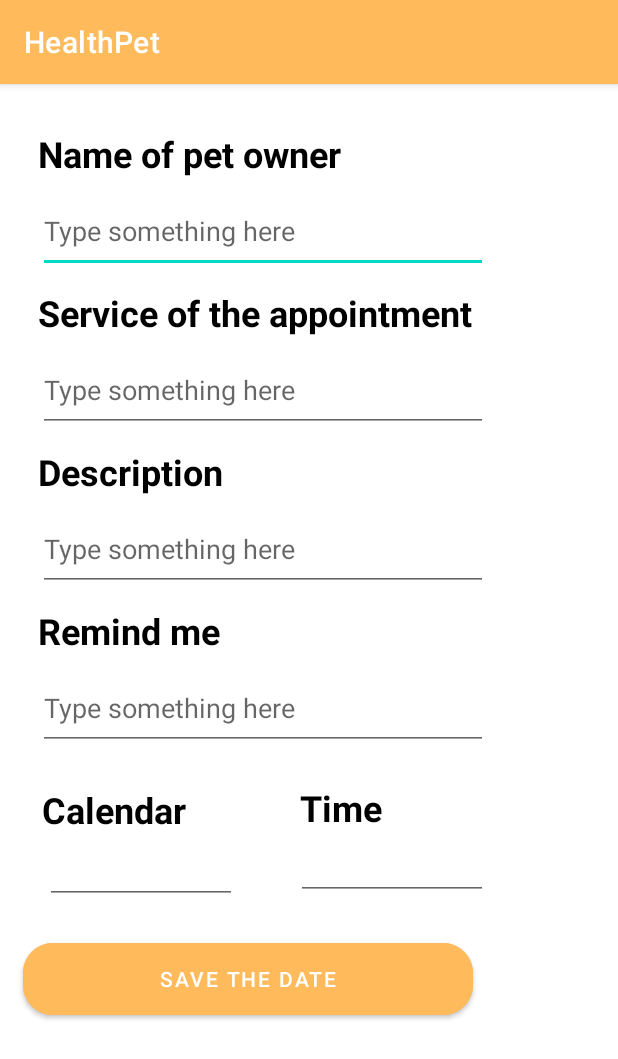
After one commit to RicardoFlores01/HealthPetAppMovil, an Android app: the shedule_appointment screen opened directly, with no data from a screen before it, on a phone screen of 412 x 824 dp. The commit adds this screen. Shown: the top 1059 px of the screen. Run offline under Robolectric (Android 15) with nearby library versions, the phone set to English and light mode, and no system bars.

Commit message:
Add activity, Contact, My Contact, Schedule appointment, add contact, my contact. Modify strings and the fragment gallery with contacts.

```diff
--- /dev/null
+++ b/app/src/main/java/example/com/healthpetapp/shedule_appointment.java
@@ -0,0 +1,14 @@
+package example.com.healthpetapp;
+
+import androidx.appcompat.app.AppCompatActivity;
+
+import android.os.Bundle;
+
+public class shedule_appointment extends AppCompatActivity {
+
+    @Override
+    protected void onCreate(Bundle savedInstanceState) {
+        super.onCreate(savedInstanceState);
+        setContentView(R.layout.activity_shedule_appointment);
+    }
+}
--- /dev/null
+++ b/app/src/main/res/drawable/ic_phone_orange.xml
@@ -0,0 +1,5 @@
+<vector android:height="24dp" android:tint="#FFBA5C"
+    android:viewportHeight="24" android:viewportWidth="24"
+    android:width="24dp" xmlns:android="http://schemas.android.com/apk/res/android">
+    <path android:fillColor="@android:color/white" android:pathData="M6.62,10.79c1.44,2.83 3.76,5.14 6.59,6.59l2.2,-2.2c0.27,-0.27 0.67,-0.36 1.02,-0.24 1.12,0.37 2.33,0.57 3.57,0.57 0.55,0 1,0.45 1,1V20c0,0.55 -0.45,1 -1,1 -9.39,0 -17,-7.61 -17,-17 0,-0.55 0.45,-1 1,-1h3.5c0.55,0 1,0.45 1,1 0,1.25 0.2,2.45 0.57,3.57 0.11,0.35 0.03,0.74 -0.25,1.02l-2.2,2.2z"/>
+</vector>
--- /dev/null
+++ b/app/src/main/res/layout/activity_shedule_appointment.xml
@@ -0,0 +1,172 @@
+<?xml version="1.0" encoding="utf-8"?>
+<androidx.constraintlayout.widget.ConstraintLayout xmlns:android="http://schemas.android.com/apk/res/android"
+    xmlns:app="http://schemas.android.com/apk/res-auto"
+    xmlns:tools="http://schemas.android.com/tools"
+    android:layout_width="match_parent"
+    android:layout_height="match_parent"
+    tools:context=".shedule_appointment">
+
+    <TextView
+        android:id="@+id/name_pet"
+        android:layout_width="359dp"
+        android:layout_height="wrap_content"
+        android:text="@string/name_pet"
+        android:textSize="24sp"
+        app:flow_verticalAlign="top"
+        android:textColor="@color/black"
+        android:textStyle="bold"
+        app:layout_constraintStart_toStartOf="parent"
+        app:layout_constraintTop_toTopOf="parent"
+        android:layout_marginStart="25dp"
+        android:layout_marginTop="30dp" />
+
+    <EditText
+        android:id="@+id/name"
+        android:layout_width="300dp"
+        android:layout_height="55dp"
+        android:layout_marginStart="25dp"
+        android:layout_marginTop="8dp"
+        android:ems="50"
+        android:hint="@string/type"
+        android:inputType="text"
+        app:layout_constraintStart_toStartOf="parent"
+        app:layout_constraintTop_toBottomOf="@+id/name_pet" />
+
+    <TextView
+        android:id="@+id/ser"
+        android:layout_width="359dp"
+        android:layout_height="wrap_content"
+        android:text="@string/service"
+        android:textSize="24sp"
+        app:flow_verticalAlign="top"
+        android:textColor="@color/black"
+        android:textStyle="bold"
+        app:layout_constraintStart_toStartOf="parent"
+        app:layout_constraintTop_toBottomOf="@id/name"
+        android:layout_marginStart="25dp"
+        android:layout_marginTop="10dp" />
+
+    <EditText
+        android:id="@+id/ser_text"
+        android:layout_width="300dp"
+        android:layout_height="55dp"
+        android:layout_marginStart="25dp"
+        android:layout_marginTop="8dp"
+        android:ems="50"
+        android:hint="@string/type"
+        android:inputType="text"
+        app:layout_constraintStart_toStartOf="parent"
+        app:layout_constraintTop_toBottomOf="@+id/ser" />
+
+    <TextView
+        android:id="@+id/des"
+        android:layout_width="359dp"
+        android:layout_height="wrap_content"
+        android:text="@string/descr"
+        android:textSize="24sp"
+        app:flow_verticalAlign="top"
+        android:textColor="@color/black"
+        android:textStyle="bold"
+        app:layout_constraintStart_toStartOf="parent"
+        app:layout_constraintTop_toBottomOf="@id/ser_text"
+        android:layout_marginStart="25dp"
+        android:layout_marginTop="10dp" />
+
+    <EditText
+        android:id="@+id/desc_text"
+        android:layout_width="300dp"
+        android:layout_height="55dp"
+        android:layout_marginStart="25dp"
+        android:layout_marginTop="8dp"
+        android:ems="50"
+        android:hint="@string/type"
+        android:inputType="text"
+        app:layout_constraintStart_toStartOf="parent"
+        app:layout_constraintTop_toBottomOf="@+id/des" />
+
+    <TextView
+        android:id="@+id/remi"
+        android:layout_width="359dp"
+        android:layout_height="wrap_content"
+        android:text="@string/remind"
+        android:textSize="24sp"
+        app:flow_verticalAlign="top"
+        android:textColor="@color/black"
+        android:textStyle="bold"
+        app:layout_constraintStart_toStartOf="parent"
+        app:layout_constraintTop_toBottomOf="@id/desc_text"
+        android:layout_marginStart="25dp"
+        android:layout_marginTop="10dp" />
+
+    <EditText
+        android:id="@+id/remind_text"
+        android:layout_width="300dp"
+        android:layout_height="55dp"
+        android:layout_marginStart="25dp"
+        android:layout_marginTop="8dp"
+        android:ems="50"
+        android:hint="@string/type"
+        android:inputType="text"
+        app:layout_constraintStart_toStartOf="parent"
+        app:layout_constraintTop_toBottomOf="@+id/remi" />
+
+    <EditText
+        android:id="@+id/calendar_text"
+        android:layout_width="wrap_content"
+        android:layout_height="wrap_content"
+        android:layout_marginStart="30dp"
+        android:layout_marginTop="1dp"
+        android:ems="6"
+        android:inputType="date"
+        app:layout_constraintStart_toStartOf="parent"
+        app:layout_constraintTop_toBottomOf="@+id/cal" />
+
+    <EditText
+        android:id="@+id/time_text"
+        android:layout_width="wrap_content"
+        android:layout_height="wrap_content"
+        android:layout_marginStart="39dp"
+        android:ems="6"
+        android:inputType="time"
+        app:layout_constraintStart_toEndOf="@+id/calendar_text"
+        app:layout_constraintTop_toBottomOf="@+id/tim" />
+
+    <TextView
+        android:id="@+id/cal"
+        android:layout_width="wrap_content"
+        android:layout_height="wrap_content"
+        android:layout_marginStart="28dp"
+        android:layout_marginTop="23dp"
+        android:text="@string/calendar"
+        android:textColor="@color/black"
+        android:textSize="24dp"
+        android:textStyle="bold"
+        app:layout_constraintStart_toStartOf="parent"
+        app:layout_constraintTop_toBottomOf="@+id/remind_text" />
+
+    <TextView
+        android:id="@+id/tim"
+        android:layout_width="wrap_content"
+        android:layout_height="wrap_content"
+        android:layout_marginStart="76dp"
+        android:layout_marginTop="22dp"
+        android:text="@string/time"
+        android:textColor="@color/black"
+        android:textSize="24dp"
+        android:textStyle="bold"
+        app:layout_constraintStart_toEndOf="@+id/cal"
+        app:layout_constraintTop_toBottomOf="@+id/remind_text" />
+
+    <Button
+        android:id="@+id/btnSaveDate"
+        android:layout_width="300dp"
+        android:layout_height="60dp"
+        android:text="@string/save"
+        android:backgroundTint="#FFBA5C"
+        app:cornerRadius="20dp"
+        android:layout_marginStart="15dp"
+        android:layout_marginTop="20dp"
+        app:layout_constraintStart_toStartOf="parent"
+        app:layout_constraintTop_toBottomOf="@+id/calendar_text" />
+
+</androidx.constraintlayout.widget.ConstraintLayout>
--- a/app/src/main/res/values/strings.xml
+++ b/app/src/main/res/values/strings.xml
@@ -42,5 +42,26 @@
     <string name="descr">Description</string>
     <string name="call">Call to user</string>
 
+
+    <string name="name_pet">Name of pet owner</string>
+    <string name="remind">Remind me</string>
+    <string name="shedule">Schedule the day and time</string>
+    <string name="type">Type something here</string>
+    <string name="calendar">Calendar</string>
+    <string name="time">Time</string>
+    <string name="save">Save the Date</string>
+
+    <string name="name_owner1">Ramon Padilla</string>
+    <string name="contacts">My Contacts</string>
+    <string name="name">Name</string>
+    <string name="address">Address</string>
+    <string name="save_contact">Save the contact</string>
+
+    <string name="contact">Contact</string>
+    <string name="phone_num">4495777823</string>
+    <string name="address_te">Dzilam 209 Infonavit M.</string>
+    <string name="email_te">ricardo@gmail.com</string>
+
+
     <string name="title_activity_menu">HealthPet</string>
 </resources>
```
Also changed, not shown: app/src/main/AndroidManifest.xml (+24 -0 lines), app/src/main/java/example/com/healthpetapp/AddContact.java (added, +14 -0 lines), app/src/main/java/example/com/healthpetapp/MyContact.java (added, +14 -0 lines), app/src/main/res/drawable/ic_baseline_phone_24.xml (added, +10 -0 lines), app/src/main/res/layout/activity_add_contact.xml (added, +126 -0 lines), app/src/main/res/layout/activity_my_contact.xml (added, +136 -0 lines), app/src/main/res/layout/fragment_gallery.xml (+82 -9 lines).
